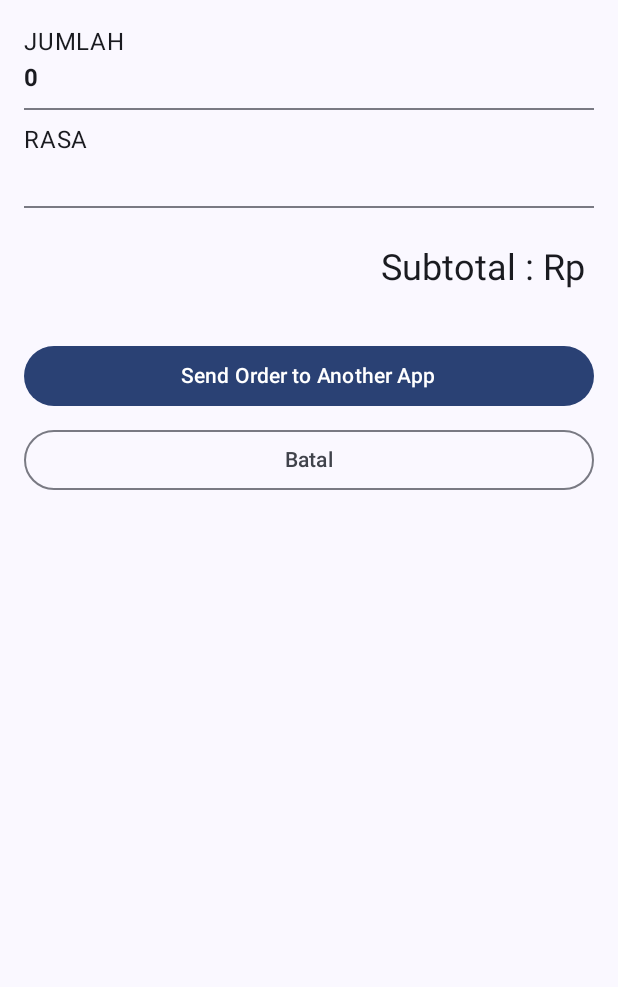
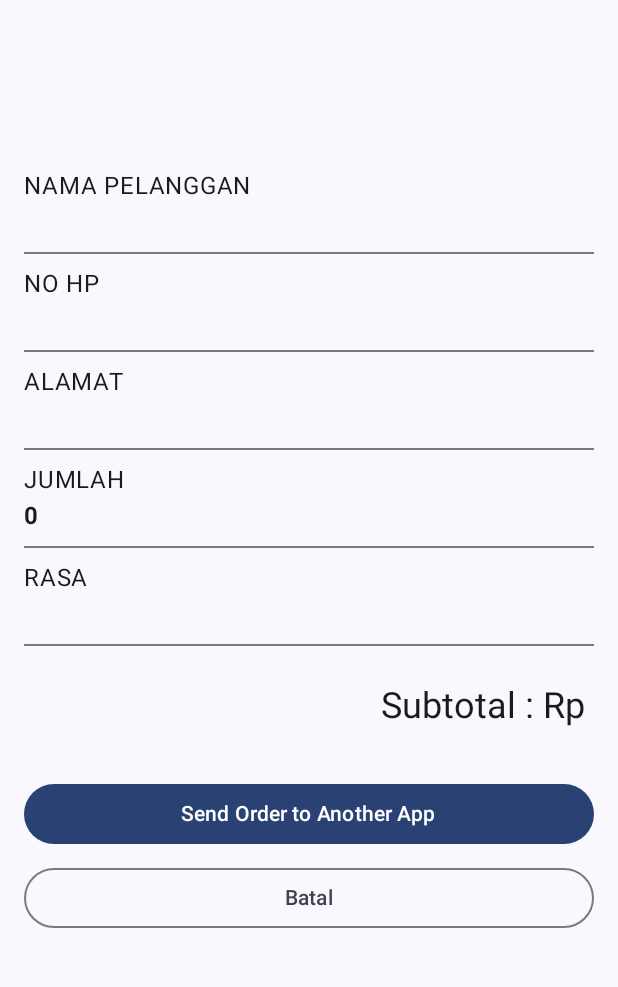
Before and after one commit to Amadd11/032_NavigationWithData, an Android app built with Jetpack Compose: the Summary screen opened through its navigation route, on a phone screen of 412 x 824 dp, the part 96-1083 px from its top. Run offline under Robolectric (Android 15) with nearby library versions, the phone set to English and light mode, and no system bars.

Commit message:
Menambahkan Text dan Variable

```diff
--- a/app/src/main/java/com/example/pengelolahalaman/HalamanTiga.kt
+++ b/app/src/main/java/com/example/pengelolahalaman/HalamanTiga.kt
@@ -27,6 +27,9 @@ fun HalamanTiga(
     orderUIState: OrderUIState
 ){
     val items = listOf(
+        Pair(stringResource(R.string.nama), orderUIState.nama),
+        Pair(stringResource(R.string.nomorhp), orderUIState.noTelp),
+        Pair(stringResource(R.string.alamat), orderUIState.alamat),
         Pair(stringResource(R.string.quantity), orderUIState.jumlah),
         Pair(stringResource(R.string.flavor),orderUIState.rasa)
     )
@@ -38,6 +41,10 @@ fun HalamanTiga(
             modifier = Modifier.padding(dimensionResource(R.dimen.padding_medium)),
             verticalArrangement = Arrangement.spacedBy(dimensionResource(R.dimen.padding_small))
         ){
+            Text(text = orderUIState.nama)
+            Text(text = orderUIState.noTelp)
+            Text(text = orderUIState.alamat)
+
             items.forEach { item ->
                 Column {
                     Text(item.first.uppercase())
--- a/app/src/main/res/values/strings.xml
+++ b/app/src/main/res/values/strings.xml
@@ -16,4 +16,7 @@
     <string name="subtotal_price">Subtotal : Rp %s</string>
     <string name="total_price">Total %s</string>
     <string name="btn_submit">Submit</string>
+    <string name="nama">Nama Pelanggan</string>
+    <string name="nomorhp">No Hp</string>
+    <string name="alamat">Alamat</string>
 </resources>
```
